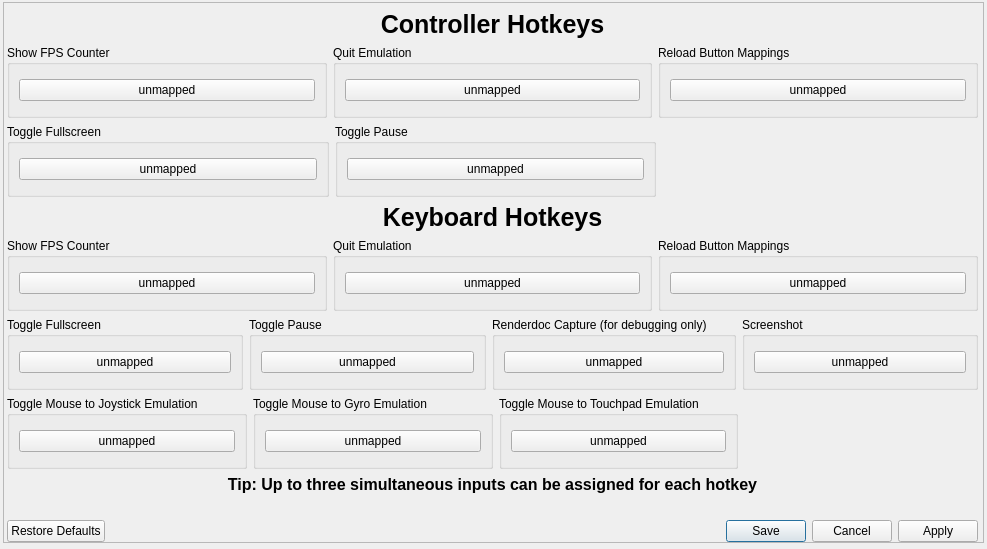
diegolix29/shadPS4, file src/qt_gui/hotkeys.ui: the form before one commit.
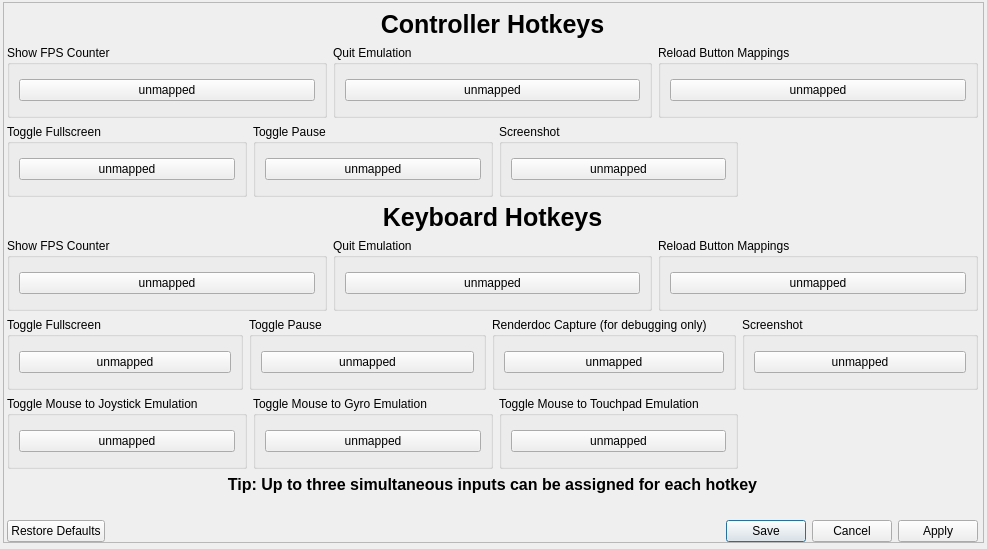
The form after the commit.

Commit message: Added controller support for bindable screenshot hotkey

Patch:
```diff
--- a/src/qt_gui/hotkeys.ui
+++ b/src/qt_gui/hotkeys.ui
@@ -199,6 +199,31 @@
 										</layout>
 									</widget>
 								</item>
+								<item>
+									<widget class="QGroupBox" name="screenshotGroupboxPad">
+										<property name="sizePolicy">
+											<sizepolicy hsizetype="Expanding" vsizetype="Preferred">
+												<horstretch>0</horstretch>
+												<verstretch>0</verstretch>
+											</sizepolicy>
+										</property>
+										<property name="title">
+											<string>Screenshot</string>
+										</property>
+										<layout class="QVBoxLayout" name="verticalLayout_15">
+											<item>
+												<widget class="QPushButton" name="screenshotButtonPad">
+													<property name="focusPolicy">
+														<enum>Qt::FocusPolicy::NoFocus</enum>
+													</property>
+													<property name="text">
+														<string>unmapped</string>
+													</property>
+												</widget>
+											</item>
+										</layout>
+									</widget>
+								</item>
 								<item>
 									<spacer name="horizontalSpacer_2">
 										<property name="orientation">
```
The commit also changes 1 other file.
